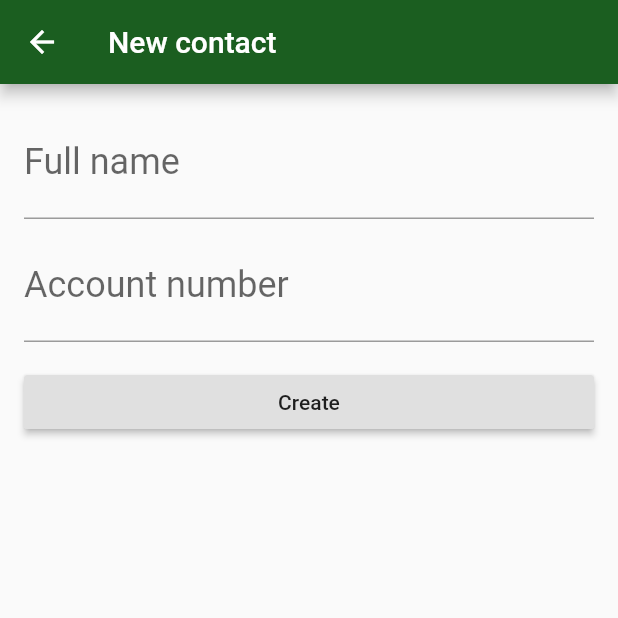
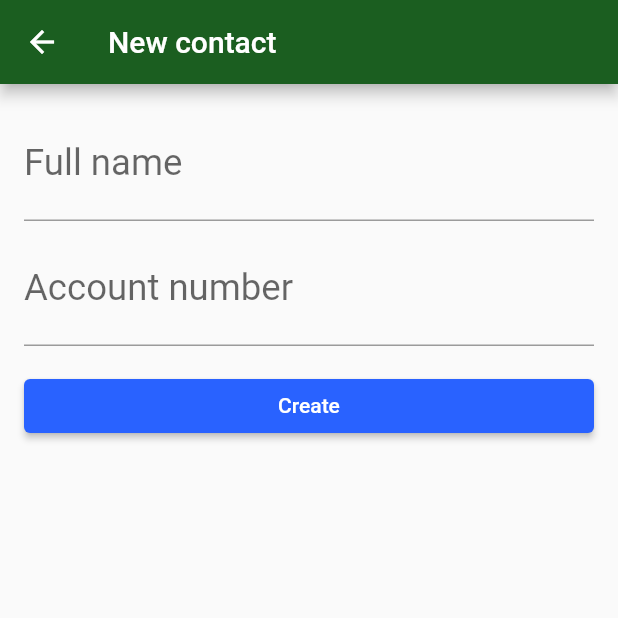
Before and after one commit to gabrielgs44/bytebank-flutter-course, a Flutter app: the ContactForm screen opened directly, after a tap on "Create", on a phone screen of 412 x 824 dp, the top half of it. Run offline on Flutter 3.47's test engine with Material 2 defaults, Android fonts, the phone set to English and light mode, and no system bars; our stand-ins replace sqflite; accounts and stored records are empty.

Commit message:
implementando o findAll no contact list e refatorando o codigo

```diff
--- a/lib/database/dao/contact_dao.dart
+++ /dev/null
@@ -1,48 +0,0 @@
-import 'package:bytebank/models/contact.dart';
-import 'package:sqflite/sqflite.dart';
-import 'package:bytebank/database/app_database.dart';
-
-class ContactDao {
-
-  static const String tableSql = 'CREATE TABLE $_tableName('
-      '$_id INTEGER PRIMARY KEY, '
-      '$_name TEXT, '
-      '$_accountNumber INTEGER)';
-  static const String _tableName = 'contacts';
-  static const String _id = 'id';
-  static const String _name = 'name';
-  static const String _accountNumber = 'account_number';
-
-  Future<int> save(Contact contact) async {
-    final Database db = await getDatabase();
-    Map<String, dynamic> contactMap = _toMap(contact);
-    return db.insert(_tableName, contactMap);
-  }
-
-  Future<List<Contact>> findAll() async {
-    final Database db = await getDatabase();
-    final List<Map<String, dynamic>> result = await db.query(_tableName);
-    List<Contact> contacts = _toList(result);
-    return contacts;
-  }
-
-  Map<String, dynamic> _toMap(Contact contact) {
-    final Map<String, dynamic> contactMap = Map();
-    contactMap[_name] = contact.name;
-    contactMap[_accountNumber] = contact.accountNumber;
-    return contactMap;
-  }
-
-  List<Contact> _toList(List<Map<String, dynamic>> result) {
-    final List<Contact> contacts = [];
-    for (Map<String, dynamic> row in result) {
-      final Contact contact = Contact(
-        row[_id],
-        row[_name],
-        row[_accountNumber],
-      );
-      contacts.add(contact);
-    }
-    return contacts;
-  }
-}
--- a/lib/screens/contact_form.dart
+++ b/lib/screens/contact_form.dart
@@ -1,35 +1,37 @@
-import 'package:bytebank/database/dao/contact_dao.dart';
-import 'package:bytebank/models/contact.dart';
 import 'package:flutter/material.dart';
 
+import '../database/app_database.dart';
+import '../models/contact.dart';
+
 class ContactForm extends StatefulWidget {
+  const ContactForm({Key? key}) : super(key: key);
+
   @override
   _ContactFormState createState() => _ContactFormState();
 }
 
 class _ContactFormState extends State<ContactForm> {
   final TextEditingController _nameController = TextEditingController();
-  final TextEditingController _accountNumberController =
-      TextEditingController();
-  final ContactDao _dao = ContactDao();
+
+  final TextEditingController _accountNumberController = TextEditingController();
 
   @override
   Widget build(BuildContext context) {
     return Scaffold(
       appBar: AppBar(
-        title: Text('New contact'),
+        title: const Text('New contact'),
       ),
       body: Padding(
         padding: const EdgeInsets.all(16.0),
         child: Column(
-          children: <Widget>[
+          children: [
             TextField(
               controller: _nameController,
               decoration: const InputDecoration(
                 labelText: 'Full name',
               ),
               style: const TextStyle(
-                fontSize: 24.0,
+                fontSize: 24.4,
               ),
             ),
             Padding(
@@ -40,7 +42,7 @@ class _ContactFormState extends State<ContactForm> {
                   labelText: 'Account number',
                 ),
                 style: const TextStyle(
-                  fontSize: 24.0,
+                  fontSize: 24.4,
                 ),
                 keyboardType: TextInputType.number,
               ),
@@ -48,19 +50,17 @@ class _ContactFormState extends State<ContactForm> {
             Padding(
               padding: const EdgeInsets.only(top: 16.0),
               child: SizedBox(
-                width: double.maxFinite,
-                child: RaisedButton(
-                  child: const Text('Create'),
-                  onPressed: () {
-                    final String name = _nameController.text;
-                    final int? accountNumber =
-                        int.tryParse(_accountNumberController.text);
-                    final Contact newContact = Contact(0, name, accountNumber!);
-                    _dao.save(newContact).then((id) => Navigator.pop(context));
-                  },
-                ),
-              ),
-            )
+                  width: double.maxFinite,
+                  child: ElevatedButton(
+                    onPressed: () {
+                      final String name = _nameController.text;
+                      final int? account = int.tryParse(_accountNumberController.text);
+                      final Contact newContact = Contact(0, name, account!);
+                      save(newContact).then((id) => Navigator.pop(context));
+                    },
+                    child: const Text('Create'),
+                  )),
+            ),
           ],
         ),
       ),
--- a/lib/screens/dashboard.dart
+++ b/lib/screens/dashboard.dart
@@ -1,8 +1,9 @@
 import 'package:flutter/material.dart';
 
-import 'contact-list.dart';
+import 'contact_list.dart';
 
 class Dashboard extends StatelessWidget {
+  const Dashboard({Key? key}) : super(key: key);
   @override
   Widget build(BuildContext context) {
     return Scaffold(
```
Also changed, not shown: lib/database/app_database.dart (+39 -4 lines), lib/main.dart (+3 -4 lines), lib/screens/contact-list.dart (deleted, +0 -34 lines), lib/screens/contact_list.dart (added, +56 -0 lines), 1 other file.
